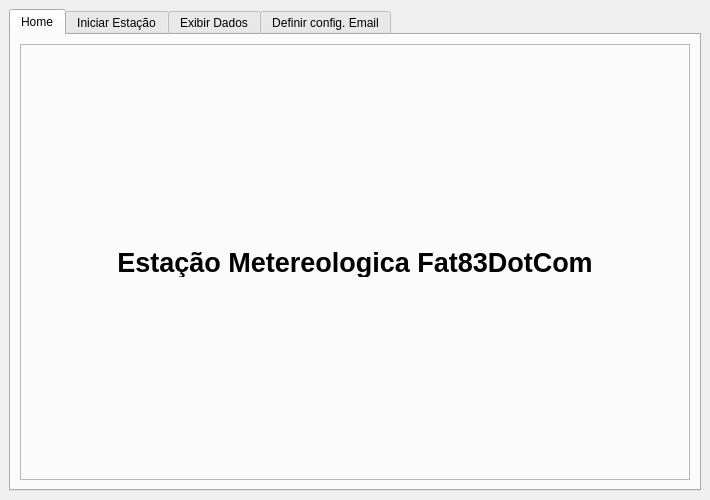
Old version of the form interface.ui in the repository Fat83dotcom/Interface_Estacao.
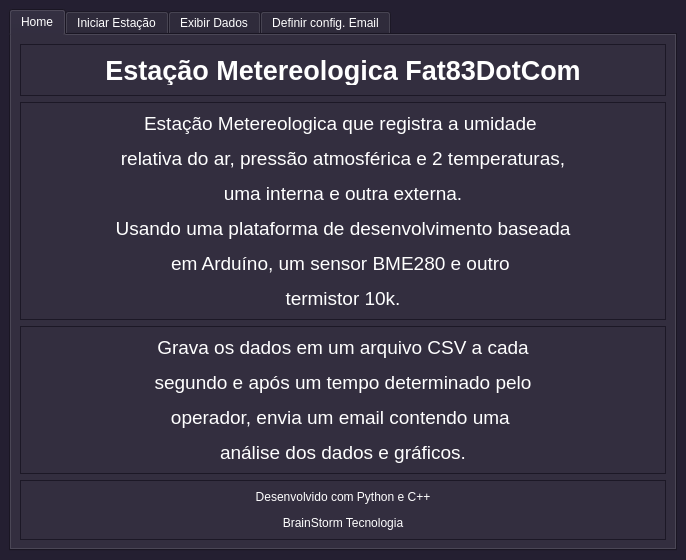
New version of the form. The open tabs and pages were chosen to show the change. Icons and pictures are not drawn.

Commit message: Nova estiização da parte grafica - introdução da home e nova paleta de cores dark

```diff
--- a/interface.ui
+++ b/interface.ui
@@ -6,10 +6,452 @@
    <rect>
     <x>0</x>
     <y>0</y>
-    <width>710</width>
-    <height>500</height>
+    <width>686</width>
+    <height>556</height>
    </rect>
   </property>
+  <property name="palette">
+   <palette>
+    <active>
+     <colorrole role="WindowText">
+      <brush brushstyle="SolidPattern">
+       <color alpha="255">
+        <red>255</red>
+        <green>255</green>
+        <blue>255</blue>
+       </color>
+      </brush>
+     </colorrole>
+     <colorrole role="Button">
+      <brush brushstyle="SolidPattern">
+       <color alpha="255">
+        <red>36</red>
+        <green>31</green>
+        <blue>49</blue>
+       </color>
+      </brush>
+     </colorrole>
+     <colorrole role="Light">
+      <brush brushstyle="SolidPattern">
+       <color alpha="255">
+        <red>54</red>
+        <green>46</green>
+        <blue>73</blue>
+       </color>
+      </brush>
+     </colorrole>
+     <colorrole role="Midlight">
+      <brush brushstyle="SolidPattern">
+       <color alpha="255">
+        <red>45</red>
+        <green>38</green>
+        <blue>61</blue>
+       </color>
+      </brush>
+     </colorrole>
+     <colorrole role="Dark">
+      <brush brushstyle="SolidPattern">
+       <color alpha="255">
+        <red>18</red>
+        <green>15</green>
+        <blue>24</blue>
+       </color>
+      </brush>
+     </colorrole>
+     <colorrole role="Mid">
+      <brush brushstyle="SolidPattern">
+       <color alpha="255">
+        <red>24</red>
+        <green>21</green>
+        <blue>33</blue>
+       </color>
+      </brush>
+     </colorrole>
+     <colorrole role="Text">
+      <brush brushstyle="SolidPattern">
+       <color alpha="255">
+        <red>255</red>
+        <green>255</green>
+        <blue>255</blue>
+       </color>
+      </brush>
+     </colorrole>
+     <colorrole role="BrightText">
+      <brush brushstyle="SolidPattern">
+       <color alpha="255">
+        <red>255</red>
+        <green>255</green>
+        <blue>255</blue>
+       </color>
+      </brush>
+     </colorrole>
+     <colorrole role="ButtonText">
+      <brush brushstyle="SolidPattern">
+       <color alpha="255">
+        <red>255</red>
+        <green>255</green>
+        <blue>255</blue>
+       </color>
+      </brush>
+     </colorrole>
+     <colorrole role="Base">
+      <brush brushstyle="SolidPattern">
+       <color alpha="255">
+        <red>0</red>
+        <green>0</green>
+        <blue>0</blue>
+       </color>
+      </brush>
+     </colorrole>
+     <colorrole role="Window">
+      <brush brushstyle="SolidPattern">
+       <color alpha="255">
+        <red>36</red>
+        <green>31</green>
+        <blue>49</blue>
+       </color>
+      </brush>
+     </colorrole>
+     <colorrole role="Shadow">
+      <brush brushstyle="SolidPattern">
+       <color alpha="255">
+        <red>0</red>
+        <green>0</green>
+        <blue>0</blue>
+       </color>
+      </brush>
+     </colorrole>
+     <colorrole role="AlternateBase">
+      <brush brushstyle="SolidPattern">
+       <color alpha="255">
+        <red>18</red>
+        <green>15</green>
+        <blue>24</blue>
+       </color>
+      </brush>
+     </colorrole>
+     <colorrole role="ToolTipBase">
+      <brush brushstyle="SolidPattern">
+       <color alpha="255">
+        <red>255</red>
+        <green>255</green>
+        <blue>220</blue>
+       </color>
+      </brush>
+     </colorrole>
+     <colorrole role="ToolTipText">
+      <brush brushstyle="SolidPattern">
+       <color alpha="255">
+        <red>0</red>
+        <green>0</green>
+        <blue>0</blue>
+       </color>
+      </brush>
+     </colorrole>
+     <colorrole role="PlaceholderText">
+      <brush brushstyle="SolidPattern">
+       <color alpha="128">
+        <red>255</red>
+        <green>255</green>
+        <blue>255</blue>
+       </color>
+      </brush>
+     </colorrole>
+    </active>
+    <inactive>
+     <colorrole role="WindowText">
+      <brush brushstyle="SolidPattern">
+       <color alpha="255">
+        <red>255</red>
+        <green>255</green>
+        <blue>255</blue>
+       </color>
+      </brush>
+     </colorrole>
+     <colorrole role="Button">
+      <brush brushstyle="SolidPattern">
+       <color alpha="255">
+        <red>36</red>
+        <green>31</green>
+        <blue>49</blue>
+       </color>
+      </brush>
+     </colorrole>
+     <colorrole role="Light">
+      <brush brushstyle="SolidPattern">
+       <color alpha="255">
+        <red>54</red>
+        <green>46</green>
+        <blue>73</blue>
+       </color>
+      </brush>
+     </colorrole>
+     <colorrole role="Midlight">
+      <brush brushstyle="SolidPattern">
+       <color alpha="255">
+        <red>45</red>
+        <green>38</green>
+        <blue>61</blue>
+       </color>
+      </brush>
+     </colorrole>
+     <colorrole role="Dark">
+      <brush brushstyle="SolidPattern">
+       <color alpha="255">
+        <red>18</red>
+        <green>15</green>
+        <blue>24</blue>
+       </color>
+      </brush>
+     </colorrole>
+     <colorrole role="Mid">
+      <brush brushstyle="SolidPattern">
+       <color alpha="255">
+        <red>24</red>
+        <green>21</green>
+        <blue>33</blue>
+       </color>
+      </brush>
+     </colorrole>
+     <colorrole role="Text">
+      <brush brushstyle="SolidPattern">
+       <color alpha="255">
+        <red>255</red>
+        <green>255</green>
+        <blue>255</blue>
+       </color>
+      </brush>
+     </colorrole>
+     <colorrole role="BrightText">
+      <brush brushstyle="SolidPattern">
+       <color alpha="255">
+        <red>255</red>
+        <green>255</green>
+        <blue>255</blue>
+       </color>
+      </brush>
+     </colorrole>
+     <colorrole role="ButtonText">
+      <brush brushstyle="SolidPattern">
+       <color alpha="255">
+        <red>255</red>
+        <green>255</green>
+        <blue>255</blue>
+       </color>
+      </brush>
+     </colorrole>
+     <colorrole role="Base">
+      <brush brushstyle="SolidPattern">
+       <color alpha="255">
+        <red>0</red>
+        <green>0</green>
+        <blue>0</blue>
+       </color>
+      </brush>
+     </colorrole>
+     <colorrole role="Window">
+      <brush brushstyle="SolidPattern">
+       <color alpha="255">
+        <red>36</red>
+        <green>31</green>
+        <blue>49</blue>
+       </color>
+      </brush>
+     </colorrole>
+     <colorrole role="Shadow">
+      <brush brushstyle="SolidPattern">
+       <color alpha="255">
+        <red>0</red>
+        <green>0</green>
+        <blue>0</blue>
+       </color>
+      </brush>
+     </colorrole>
+     <colorrole role="AlternateBase">
+      <brush brushstyle="SolidPattern">
+       <color alpha="255">
+        <red>18</red>
+        <green>15</green>
+        <blue>24</blue>
+       </color>
+      </brush>
+     </colorrole>
+     <colorrole role="ToolTipBase">
+      <brush brushstyle="SolidPattern">
+       <color alpha="255">
+        <red>255</red>
+        <green>255</green>
+        <blue>220</blue>
+       </color>
+      </brush>
+     </colorrole>
+     <colorrole role="ToolTipText">
+      <brush brushstyle="SolidPattern">
+       <color alpha="255">
+        <red>0</red>
+        <green>0</green>
+        <blue>0</blue>
+       </color>
+      </brush>
+     </colorrole>
+     <colorrole role="PlaceholderText">
+      <brush brushstyle="SolidPattern">
+       <color alpha="128">
+        <red>255</red>
+        <green>255</green>
+        <blue>255</blue>
+       </color>
+      </brush>
+     </colorrole>
+    </inactive>
+    <disabled>
+     <colorrole role="WindowText">
+      <brush brushstyle="SolidPattern">
+       <color alpha="255">
+        <red>18</red>
+        <green>15</green>
+        <blue>24</blue>
+       </color>
+      </brush>
+     </colorrole>
+     <colorrole role="Button">
+      <brush brushstyle="SolidPattern">
+       <color alpha="255">
+        <red>36</red>
+        <green>31</green>
+        <blue>49</blue>
+       </color>
+      </brush>
+     </colorrole>
+     <colorrole role="Light">
+      <brush brushstyle="SolidPattern">
+       <color alpha="255">
+        <red>54</red>
+        <green>46</green>
+        <blue>73</blue>
+       </color>
+      </brush>
+     </colorrole>
+     <colorrole role="Midlight">
+      <brush brushstyle="SolidPattern">
+       <color alpha="255">
+        <red>45</red>
+        <green>38</green>
+        <blue>61</blue>
+       </color>
+      </brush>
+     </colorrole>
+     <colorrole role="Dark">
+      <brush brushstyle="SolidPattern">
+       <color alpha="255">
+        <red>18</red>
+        <green>15</green>
+        <blue>24</blue>
+       </color>
+      </brush>
+     </colorrole>
+     <colorrole role="Mid">
+      <brush brushstyle="SolidPattern">
+       <color alpha="255">
+        <red>24</red>
+        <green>21</green>
+        <blue>33</blue>
+       </color>
+      </brush>
+     </colorrole>
+     <colorrole role="Text">
+      <brush brushstyle="SolidPattern">
+       <color alpha="255">
+        <red>18</red>
+        <green>15</green>
+        <blue>24</blue>
+       </color>
+      </brush>
+     </colorrole>
+     <colorrole role="BrightText">
+      <brush brushstyle="SolidPattern">
+       <color alpha="255">
+        <red>255</red>
+        <green>255</green>
+        <blue>255</blue>
+       </color>
+      </brush>
+     </colorrole>
+     <colorrole role="ButtonText">
+      <brush brushstyle="SolidPattern">
+       <color alpha="255">
+        <red>18</red>
+        <green>15</green>
+        <blue>24</blue>
+       </color>
+      </brush>
+     </colorrole>
+     <colorrole role="Base">
+      <brush brushstyle="SolidPattern">
+       <color alpha="255">
+        <red>36</red>
+        <green>31</green>
+        <blue>49</blue>
+       </color>
+      </brush>
+     </colorrole>
+     <colorrole role="Window">
+      <brush brushstyle="SolidPattern">
+       <color alpha="255">
+        <red>36</red>
+        <green>31</green>
+        <blue>49</blue>
+       </color>
+      </brush>
+     </colorrole>
+     <colorrole role="Shadow">
+      <brush brushstyle="SolidPattern">
+       <color alpha="255">
+        <red>0</red>
+        <green>0</green>
+        <blue>0</blue>
+       </color>
+      </brush>
+     </colorrole>
+     <colorrole role="AlternateBase">
+      <brush brushstyle="SolidPattern">
+       <color alpha="255">
+        <red>36</red>
+        <green>31</green>
+        <blue>49</blue>
+       </color>
+      </brush>
+     </colorrole>
+     <colorrole role="ToolTipBase">
+      <brush brushstyle="SolidPattern">
+       <color alpha="255">
+        <red>255</red>
+        <green>255</green>
+        <blue>220</blue>
+       </color>
+      </brush>
+     </colorrole>
+     <colorrole role="ToolTipText">
+      <brush brushstyle="SolidPattern">
+       <color alpha="255">
+        <red>0</red>
+        <green>0</green>
+        <blue>0</blue>
+       </color>
+      </brush>
+     </colorrole>
+     <colorrole role="PlaceholderText">
+      <brush brushstyle="SolidPattern">
+       <color alpha="128">
+        <red>255</red>
+        <green>255</green>
+        <blue>255</blue>
+       </color>
+      </brush>
+     </colorrole>
+    </disabled>
+   </palette>
+  </property>
   <property name="windowTitle">
    <string>Estação Metereologica Fat83DotCom</string>
   </property>
@@ -60,6 +502,77 @@
           </layout>
          </widget>
         </item>
+        <item>
+         <widget class="QFrame" name="frame_8">
+          <property name="frameShape">
+           <enum>QFrame::StyledPanel</enum>
+          </property>
+          <property name="frameShadow">
+           <enum>QFrame::Raised</enum>
+          </property>
+          <layout class="QVBoxLayout" name="verticalLayout_3">
+           <item>
+            <widget class="QLabel" name="label_7">
+             <property name="minimumSize">
+              <size>
+               <width>626</width>
+               <height>0</height>
+              </size>
+             </property>
+             <property name="font">
+              <font>
+               <pointsize>14</pointsize>
+              </font>
+             </property>
+             <property name="text">
+              <string>&lt;html&gt;&lt;head/&gt;&lt;body&gt;&lt;p align=&quot;center&quot;&gt;Estação Metereologica que registra a umidade &lt;/p&gt;&lt;p align=&quot;center&quot;&gt;relativa do ar, pressão atmosférica e 2 temperaturas,&lt;/p&gt;&lt;p align=&quot;center&quot;&gt;uma interna e outra externa.&lt;/p&gt;&lt;p align=&quot;center&quot;&gt;Usando uma plataforma de desenvolvimento baseada&lt;/p&gt;&lt;p align=&quot;center&quot;&gt;em Arduíno, um sensor BME280 e outro &lt;/p&gt;&lt;p align=&quot;center&quot;&gt;termistor 10k.&lt;/p&gt;&lt;/body&gt;&lt;/html&gt;</string>
+             </property>
+             <property name="alignment">
+              <set>Qt::AlignCenter</set>
+             </property>
+            </widget>
+           </item>
+          </layout>
+         </widget>
+        </item>
+        <item>
+         <widget class="QFrame" name="frame_7">
+          <property name="frameShape">
+           <enum>QFrame::StyledPanel</enum>
+          </property>
+          <property name="frameShadow">
+           <enum>QFrame::Raised</enum>
+          </property>
+          <layout class="QVBoxLayout" name="verticalLayout_11">
+           <item>
+            <widget class="QLabel" name="label_8">
+             <property name="text">
+              <string>&lt;html&gt;&lt;head/&gt;&lt;body&gt;&lt;p align=&quot;center&quot;&gt;&lt;span style=&quot; font-size:14pt;&quot;&gt;Grava os dados em um arquivo CSV a cada&lt;/span&gt;&lt;/p&gt;&lt;p align=&quot;center&quot;&gt;&lt;span style=&quot; font-size:14pt;&quot;&gt;segundo e após um tempo determinado pelo&lt;/span&gt;&lt;/p&gt;&lt;p align=&quot;center&quot;&gt;&lt;span style=&quot; font-size:14pt;&quot;&gt;operador, envia um email contendo uma &lt;/span&gt;&lt;/p&gt;&lt;p align=&quot;center&quot;&gt;&lt;span style=&quot; font-size:14pt;&quot;&gt;análise dos dados e gráficos.&lt;/span&gt;&lt;/p&gt;&lt;/body&gt;&lt;/html&gt;</string>
+             </property>
+            </widget>
+           </item>
+          </layout>
+         </widget>
+        </item>
+        <item>
+         <widget class="QFrame" name="frame_6">
+          <property name="frameShape">
+           <enum>QFrame::StyledPanel</enum>
+          </property>
+          <property name="frameShadow">
+           <enum>QFrame::Raised</enum>
+          </property>
+          <layout class="QVBoxLayout" name="verticalLayout_12">
+           <item>
+            <widget class="QLabel" name="label_9">
+             <property name="text">
+              <string>&lt;html&gt;&lt;head/&gt;&lt;body&gt;&lt;p align=&quot;center&quot;&gt;Desenvolvido com Python e C++&lt;/p&gt;&lt;p align=&quot;center&quot;&gt;&lt;img src=&quot;:/icons/imagens/pic.png&quot;/&gt;&lt;/p&gt;&lt;p align=&quot;center&quot;&gt;BrainStorm Tecnologia&lt;/p&gt;&lt;/body&gt;&lt;/html&gt;</string>
+             </property>
+            </widget>
+           </item>
+          </layout>
+         </widget>
+        </item>
        </layout>
       </widget>
       <widget class="QWidget" name="inicioEstacao">
@@ -98,7 +611,14 @@
           <property name="frameShadow">
            <enum>QFrame::Raised</enum>
           </property>
-          <layout class="QVBoxLayout" name="verticalLayout_3">
+          <layout class="QHBoxLayout" name="horizontalLayout_2">
+           <item>
+            <widget class="QLabel" name="label_5">
+             <property name="text">
+              <string>Porta USB:</string>
+             </property>
+            </widget>
+           </item>
            <item>
             <widget class="QLineEdit" name="portaArduino">
              <property name="placeholderText">
```
Left out of the diff: 36 changed lines with no effect on the pictures. The commit also changes 6 other files.
